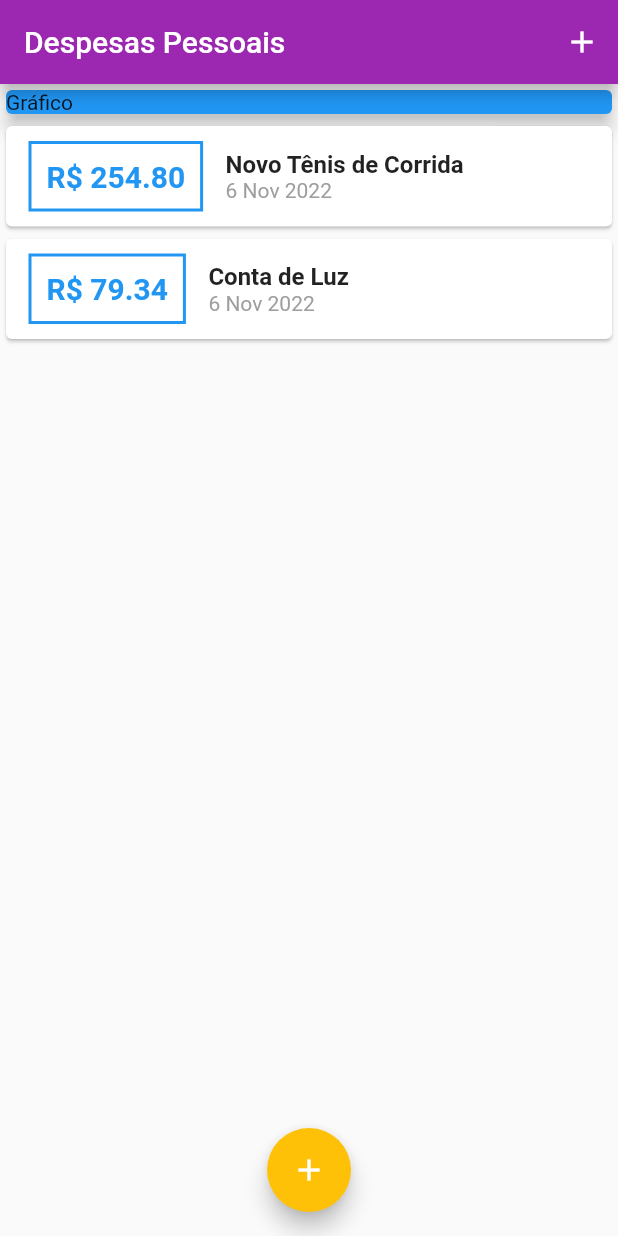
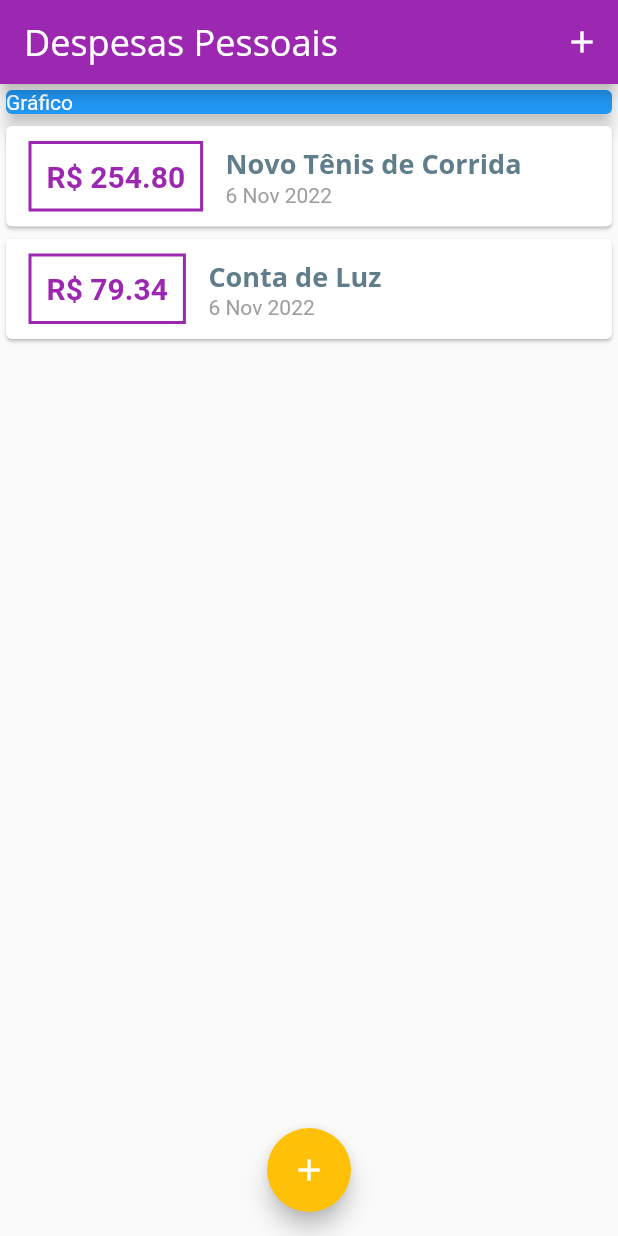
Before and after one commit to ericbcosta/expensesFlutter, a Flutter app: the screen it shows after launch, on a phone screen of 412 x 824 dp. Run offline on Flutter 3.47's test engine with Material 2 defaults, Android fonts, the phone set to English and light mode, and no system bars.

Commit message:
Adicionando fontes ao projeto

```diff
--- a/lib/components/transaction_list.dart
+++ b/lib/components/transaction_list.dart
@@ -22,7 +22,7 @@ class TransactionList extends StatelessWidget {
                   margin: EdgeInsets.symmetric(horizontal: 15, vertical: 10),
                   decoration: BoxDecoration(
                     border: Border.all(
-                      color: Theme.of(context).primaryColor,
+                      color: Theme.of(context).colorScheme.primary,
                       width: 2,
                     ),
                   ),
@@ -32,7 +32,7 @@ class TransactionList extends StatelessWidget {
                     style: TextStyle(
                       fontWeight: FontWeight.bold,
                       fontSize: 20,
-                      color: Theme.of(context).primaryColor,
+                      color: Theme.of(context).colorScheme.primary,
                     ),
                   ),
                 ),
@@ -41,10 +41,12 @@ class TransactionList extends StatelessWidget {
                   children: [
                     Text(
                       tr.title,
-                      style: TextStyle(
-                        fontWeight: FontWeight.bold,
-                        fontSize: 16,
-                      ),
+                      style: Theme.of(context).textTheme.headline6,
+
+                      // style: TextStyle(
+                      //   fontWeight: FontWeight.bold,
+                      //   fontSize: 16,
+                      // ),
                     ),
                     Text(
                       DateFormat('d MMM y').format(tr.date),
--- a/lib/main.dart
+++ b/lib/main.dart
@@ -1,4 +1,5 @@
 import 'dart:math';
+import 'dart:ui';
 import 'package:flutter/material.dart';
 import 'components/transaction_form.dart';
 import 'components/transaction_list.dart';
@@ -20,6 +21,24 @@ class ExpensesApp extends StatelessWidget {
         colorScheme: tema.colorScheme.copyWith(
           primary: Colors.purple,
           secondary: Colors.amber,
+        ),
+        textTheme: TextTheme(
+          headline6: TextStyle(
+            fontFamily: 'OpenSans',
+            fontSize: 18,
+            fontWeight: FontWeight.bold,
+            color: Colors.blueGrey,
+          ),
+          bodyText1: TextStyle(
+            fontFamily: 'Quicksand',
+          ),
+        ),
+        appBarTheme: AppBarTheme(
+          titleTextStyle: TextStyle(
+            fontFamily: 'OpenSans',
+            fontSize: 24,
+            fontWeight: FontWeight.normal,
+          ),
         ),
       ),
     );
@@ -73,7 +92,7 @@ class _MyHomePageState extends State<MyHomePage> {
   Widget build(BuildContext context) {
     return Scaffold(
       appBar: AppBar(
-        title: Text('Despesas Pessoais'),
+        title: const Text('Despesas Pessoais'),
         actions: <Widget>[
           IconButton(
             icon: Icon(Icons.add),
```
Also changed, not shown: pubspec.yaml (+11 -6 lines), assets/fonts/OpenSans-Bold.ttf (added), assets/fonts/OpenSans-Regular.ttf (added), assets/fonts/Quicksand-Bold.ttf (added), assets/fonts/Quicksand-Light.ttf (added), assets/fonts/Quicksand-Medium.ttf (added), assets/fonts/Quicksand-Regular.ttf (added).
